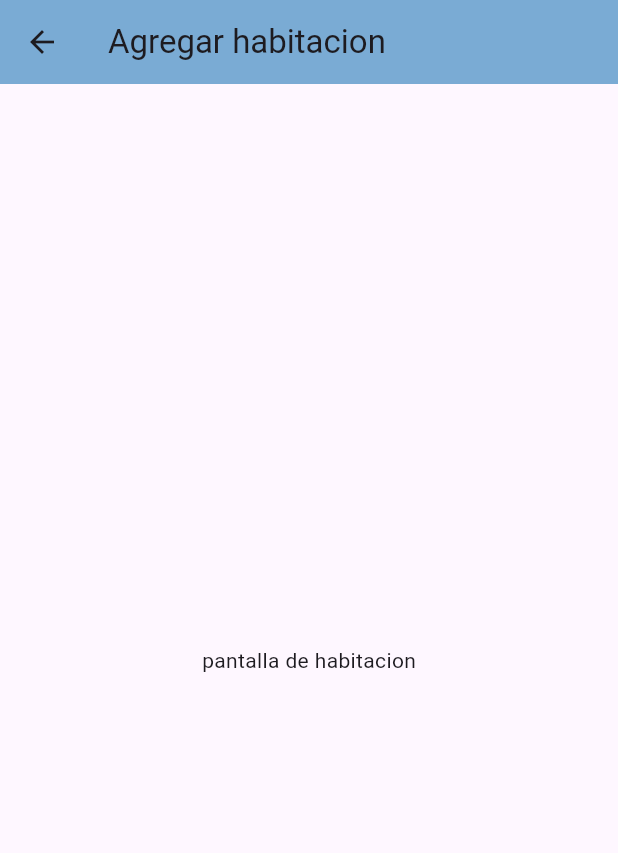
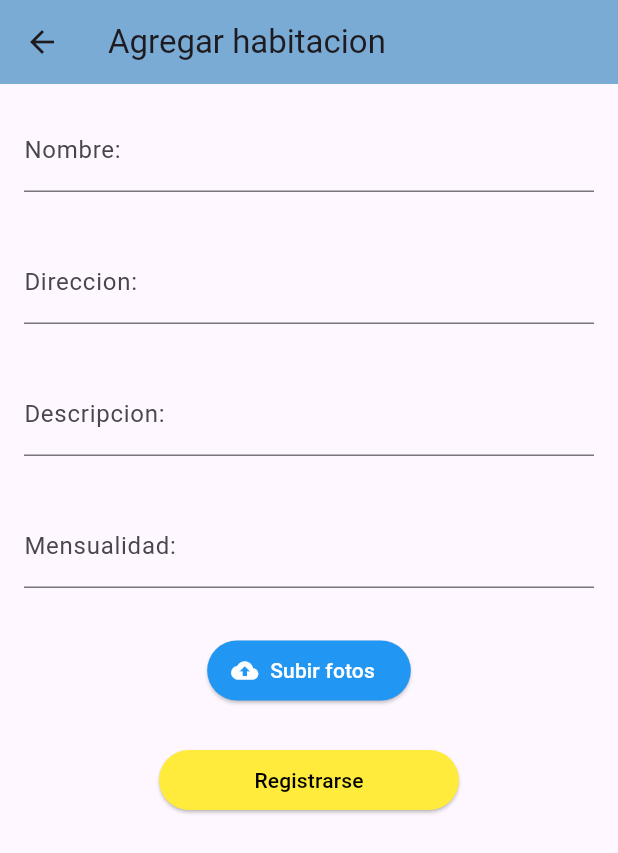
Before and after one commit to luisDSotoE/proyecto_pensionado, a Flutter app: the Habitacion screen opened directly, after a tap on the "add" icon, on a phone screen of 412 x 824 dp. Shown: the top 853 px of the screen. Run offline on Flutter 3.47's test engine with Material 2 defaults, Android fonts, the phone set to English and light mode, and no system bars; our stand-ins replace get, google_nav_bar, image_picker, photo_view; network calls fail.

Commit message:
Agregando la ventana de agregar habitacion

```diff
--- a/lib/ui/pages/Home/habitacionCrud.dart
+++ b/lib/ui/pages/Home/habitacionCrud.dart
@@ -1,5 +1,5 @@
 import 'package:flutter/material.dart';
-
+import 'package:image_picker/image_picker.dart';
 
 
 class Cuarto {
@@ -57,7 +57,7 @@ class habitacionCrud extends State<Habitacion> {
       appBar: AppBar(
         backgroundColor: const Color.fromARGB(255, 122, 171, 212),
 
-        title: const Text('lista de habitaciones'),
+        title: const Text('Lista de habitaciones'),
       ),
       body: ListView.builder(
         itemCount: rooms.length,
@@ -134,15 +134,67 @@ class AddRoomScreen extends StatelessWidget {
   @override
   Widget build(BuildContext context) {
     return Scaffold(
-
       appBar: AppBar(
         title: const Text('Agregar habitacion'),
         backgroundColor: const Color.fromARGB(255, 122, 171, 212),
       ),
-      body: const Center(
-        child: Text('pantalla de habitacion'),
+      body: Container(
+        decoration: const BoxDecoration(),
+          child: Column(
+            children: [
+              IngresarDatos("Nombre:", TextInputType.name),
+              IngresarDatos("Direccion:", TextInputType.name),
+              IngresarDatos("Descripcion:", TextInputType.name),
+              IngresarDatos("Mensualidad:", TextInputType.number),
+              const SizedBox(height: 15,),
+              ElevatedButton.icon(
+                onPressed: (){
+                  fotos();
+                },
+                icon: const Icon(Icons.cloud_upload, color: Colors.white,),
+                label: const Text("Subir fotos", style: TextStyle(color: Colors.white),),
+                style: ButtonStyle(backgroundColor: MaterialStateProperty.all<Color>(Colors.blue)),
+                ),
+                const SizedBox(height: 25,),
+                SizedBox(
+                    width: 200,
+                    child: ElevatedButton(
+                      onPressed: () {
+                        //Logica
+                      },
+                      style: ButtonStyle(
+                        backgroundColor: MaterialStateProperty.all(Colors.yellow)
+                      ),
+                      child: const Text("Registrarse", style: TextStyle(color: Colors.black),),
+                    ),
+                  ),
 
+
+            ],
+          ),
       ),
     );
   }
+
+  // ignore: non_constant_identifier_names
+  Padding IngresarDatos(String text, TextInputType tipo) {
+    return Padding(
+              padding: const EdgeInsets.all(16.0),
+              child: TextField(
+                keyboardType: tipo,
+                decoration: InputDecoration(
+                  labelText: text,
+                ),
+              ),
+            );
+  }
 }
+
+Future<void> fotos() async{
+  final picker = ImagePicker();
+  final pickedFile = await picker.pickImage(source: ImageSource.gallery);
+
+  if (pickedFile != null) {
+
+  }
+}
```
